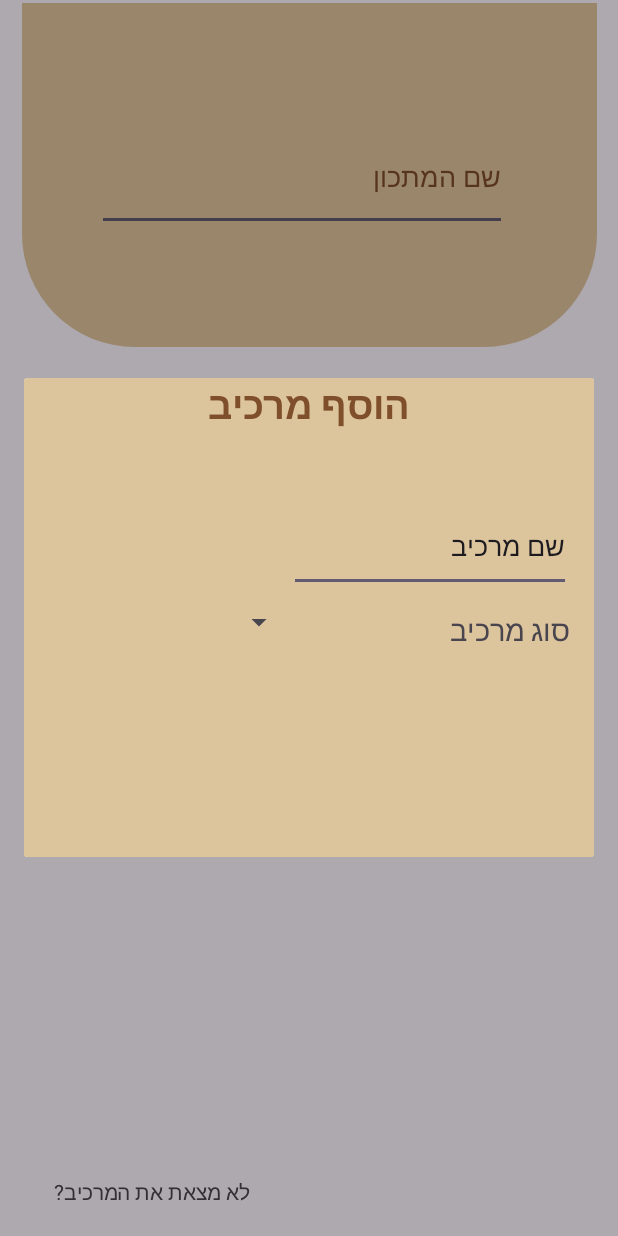
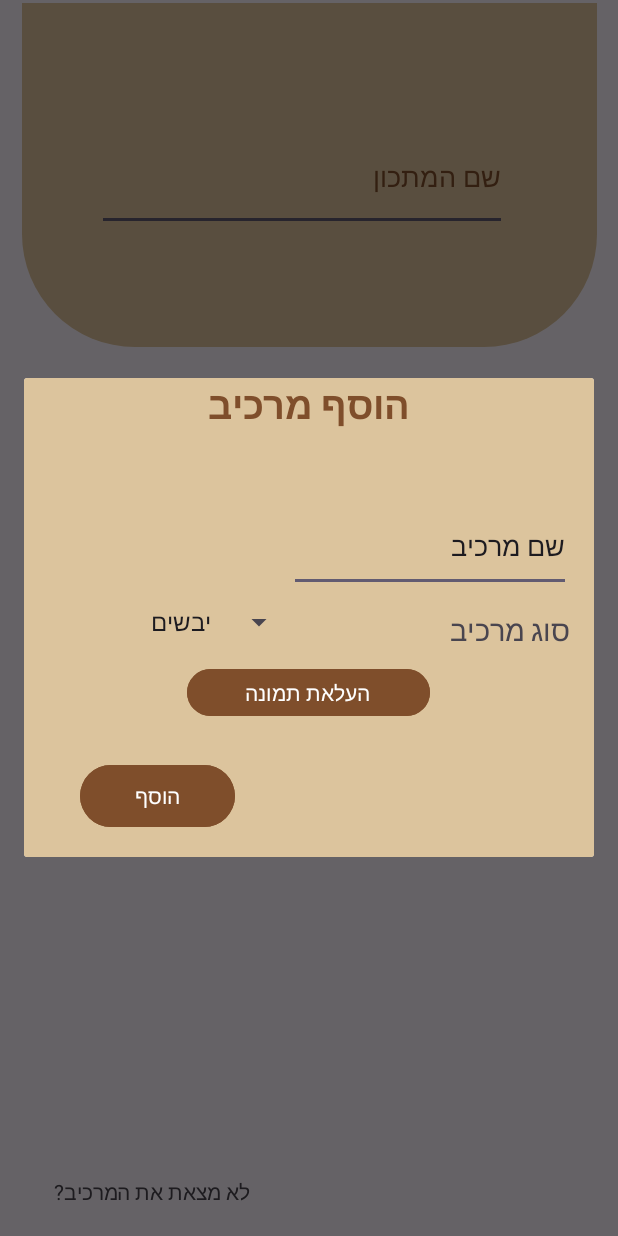
Before and after one commit to yaelalfa/RecipeBook, an Android app: the AddRecipeActivity screen opened directly, with no data from a screen before it, after a tap on "לא מצאת את המרכיב?", on a phone screen of 412 x 824 dp. Run offline under Robolectric (Android 15) with nearby library versions, the phone set to English and light mode, and no system bars.

Commit message:
update dialog

```diff
--- a/app/src/main/java/com/Begginer/myapp/AddRecipeActivity.java
+++ b/app/src/main/java/com/Begginer/myapp/AddRecipeActivity.java
@@ -2,14 +2,20 @@ package com.Begginer.myapp;
 
 import androidx.appcompat.app.AppCompatActivity;
 
+import android.app.AlertDialog;
 import android.app.Dialog;
 import android.os.Bundle;
+import android.view.LayoutInflater;
 import android.view.View;
+import android.widget.AdapterView;
+import android.widget.ArrayAdapter;
+import android.widget.Spinner;
 import android.widget.TextView;
 
 public class AddRecipeActivity extends AppCompatActivity {
 
     private TextView notFound;
+    private String[] types={"יבשים","רטובים","פירות","ירקות"};
 
     @Override
     protected void onCreate(Bundle savedInstanceState) {
@@ -26,9 +32,21 @@ public class AddRecipeActivity extends AppCompatActivity {
     }
 
     private void addNotFoundIngredient(){
-        Dialog dialog=new Dialog(this);
-        dialog.setContentView(R.layout.not_found_dialog);
+
+        AlertDialog.Builder builder=new AlertDialog.Builder(this);
+        LayoutInflater inf=getLayoutInflater();
+        View dialogView=inf.inflate(R.layout.not_found_dialog,null);
+        builder.setView(dialogView);
+
+        Spinner Dspinner=dialogView.findViewById(R.id.spinnerType);
+        ArrayAdapter<CharSequence> ad=ArrayAdapter.createFromResource(this,R.array.spinnerType, android.R.layout.simple_spinner_item);
+        ad.setDropDownViewResource(android.R.layout.simple_spinner_dropdown_item);
+        Dspinner.setAdapter(ad);
+        AlertDialog dialog=builder.create();
         dialog.show();
+
+
+
 
     }
 }
--- a/app/src/main/res/layout/not_found_dialog.xml
+++ b/app/src/main/res/layout/not_found_dialog.xml
@@ -50,6 +50,7 @@
             app:layout_constraintTop_toBottomOf="@+id/editTextText" />
 
         <Spinner
+            android:id="@+id/spinnerType"
             android:layout_width="117dp"
             android:layout_height="41dp"
             android:layout_marginTop="94dp"
@@ -58,7 +59,7 @@
             app:layout_constraintHorizontal_bias="0.637"
             app:layout_constraintStart_toStartOf="parent"
             app:layout_constraintTop_toBottomOf="@+id/linearLayout3"
-            app:layout_constraintVertical_bias="0.021"> </Spinner>
+            app:layout_constraintVertical_bias="0.021"></Spinner>
 
         <EditText
             android:id="@+id/editTextText"
@@ -72,9 +73,33 @@
             app:layout_constraintHorizontal_bias="0.921"
             app:layout_constraintStart_toStartOf="parent"
             app:layout_constraintTop_toBottomOf="@+id/textView5" />
+
+        <Button
+            android:id="@+id/addimage"
+            android:layout_width="162dp"
+            android:layout_height="39dp"
+            android:text="העלאת תמונה"
+            android:backgroundTint="@color/textColor"
+            app:layout_constraintBottom_toBottomOf="parent"
+            app:layout_constraintEnd_toEndOf="parent"
+            app:layout_constraintHorizontal_bias="0.497"
+            app:layout_constraintStart_toStartOf="parent"
+            app:layout_constraintTop_toTopOf="parent"
+            app:layout_constraintVertical_bias="0.678" />
+
+        <Button
+            android:id="@+id/addIngredientBut"
+            android:layout_width="103dp"
+            android:layout_height="49dp"
+            android:text="הוסף"
+            android:backgroundTint="@color/textColor"
+            app:layout_constraintBottom_toBottomOf="parent"
+            app:layout_constraintEnd_toEndOf="parent"
+            app:layout_constraintHorizontal_bias="0.134"
+            app:layout_constraintStart_toStartOf="parent"
+            app:layout_constraintTop_toTopOf="@+id/textView5"
+            app:layout_constraintVertical_bias="0.94" />
     </androidx.constraintlayout.widget.ConstraintLayout>
 
 
-
-
 </RelativeLayout>
--- /dev/null
+++ b/app/src/main/res/values/arrays.xml
@@ -0,0 +1,9 @@
+<?xml version="1.0" encoding="utf-8"?>
+<resources>
+    <array name="spinnerType">
+        <item>יבשים</item>
+        <item>רטובים</item>
+        <item>פירות</item>
+        <item>ירקות</item>
+    </array>
+</resources>
```
